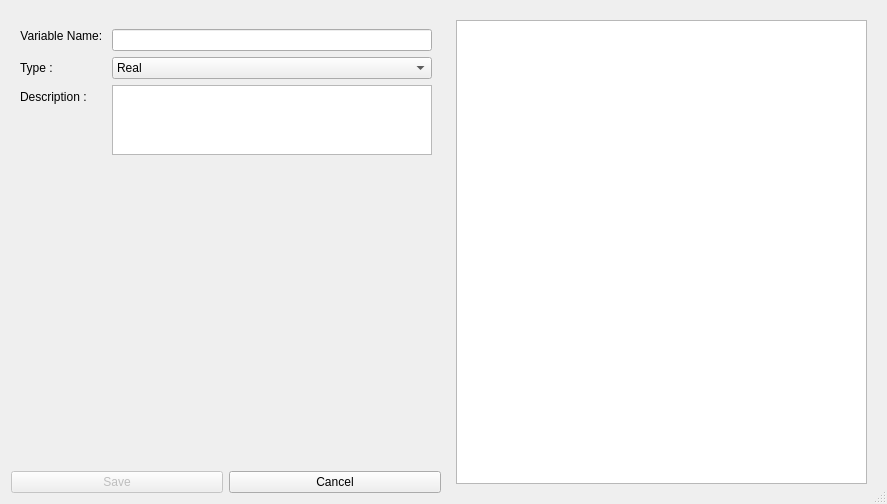
The window that braviz/interaction/qt_guis/new_variable_dialog.ui (diego0020/braviz-app) describes before a commit, drawn with Qt 5.
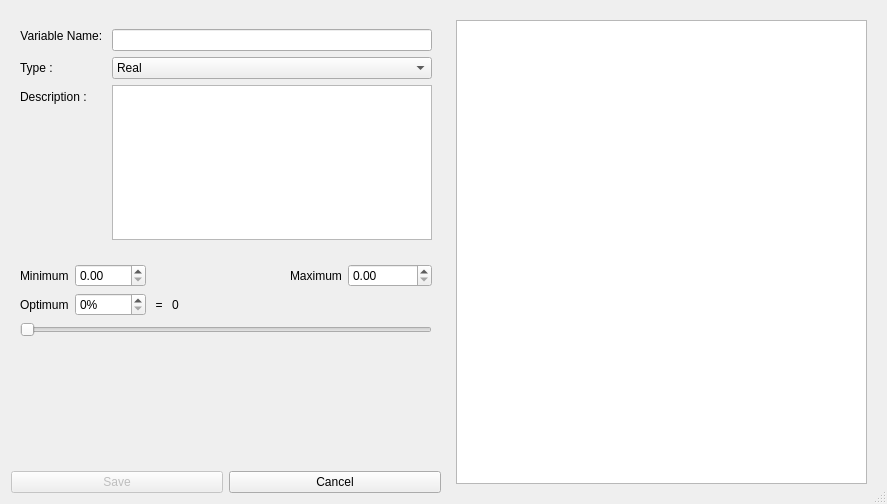
The same window after the commit. The open tabs and pages were chosen to show the change.

Commit message:
big refactor of variable select dialogs. Stop recreating layouts and widgets, insetead use a stack widget with one page for rational details and one page for nominal details.
fixes #76

```diff
--- a/braviz/interaction/qt_guis/new_variable_dialog.ui
+++ b/braviz/interaction/qt_guis/new_variable_dialog.ui
@@ -25,8 +25,8 @@
   <property name="modal">
    <bool>true</bool>
   </property>
-  <layout class="QHBoxLayout" name="horizontalLayout">
-   <item>
+  <layout class="QGridLayout" name="gridLayout">
+   <item row="0" column="0">
     <widget class="QFrame" name="frame">
      <property name="minimumSize">
       <size>
@@ -40,7 +40,7 @@
      <property name="frameShadow">
       <enum>QFrame::Raised</enum>
      </property>
-     <layout class="QVBoxLayout" name="verticalLayout" stretch="1,3,0">
+     <layout class="QVBoxLayout" name="verticalLayout" stretch="1,0,0">
       <property name="leftMargin">
        <number>0</number>
       </property>
@@ -131,7 +131,151 @@
        </widget>
       </item>
       <item>
-       <widget class="QFrame" name="details_frame"/>
+       <widget class="QStackedWidget" name="details_frame">
+        <property name="currentIndex">
+         <number>0</number>
+        </property>
+        <widget class="QWidget" name="nominal_page">
+         <layout class="QHBoxLayout" name="horizontalLayout_3">
+          <item>
+           <widget class="QTableView" name="labels_names_table">
+            <attribute name="horizontalHeaderStretchLastSection">
+             <bool>true</bool>
+            </attribute>
+            <attribute name="verticalHeaderStretchLastSection">
+             <bool>false</bool>
+            </attribute>
+           </widget>
+          </item>
+         </layout>
+        </widget>
+        <widget class="QWidget" name="real_page">
+         <layout class="QGridLayout" name="gridLayout_3">
+          <item row="0" column="0">
+           <widget class="QLabel" name="label_4">
+            <property name="toolTip">
+             <string>Select the expected minimum value for this variable</string>
+            </property>
+            <property name="text">
+             <string>Minimum</string>
+            </property>
+            <property name="buddy">
+             <cstring>minimum_val</cstring>
+            </property>
+           </widget>
+          </item>
+          <item row="0" column="1">
+           <widget class="QDoubleSpinBox" name="minimum_val">
+            <property name="maximum">
+             <double>9999.000000000000000</double>
+            </property>
+           </widget>
+          </item>
+          <item row="0" column="3">
+           <spacer name="horizontalSpacer">
+            <property name="orientation">
+             <enum>Qt::Horizontal</enum>
+            </property>
+            <property name="sizeHint" stdset="0">
+             <size>
+              <width>40</width>
+              <height>20</height>
+             </size>
+            </property>
+           </spacer>
+          </item>
+          <item row="0" column="4">
+           <widget class="QLabel" name="label_5">
+            <property name="toolTip">
+             <string>Select the expected maximum value for this variable</string>
+            </property>
+            <property name="text">
+             <string>Maximum</string>
+            </property>
+            <property name="buddy">
+             <cstring>maximum_val</cstring>
+            </property>
+           </widget>
+          </item>
+          <item row="0" column="5">
+           <widget class="QDoubleSpinBox" name="maximum_val">
+            <property name="maximum">
+             <double>9999999.000000000000000</double>
+            </property>
+           </widget>
+          </item>
+          <item row="1" column="0">
+           <widget class="QLabel" name="label_3">
+            <property name="toolTip">
+             <string>Select the optimal value for this value, the value that would be considered &quot;good&quot;</string>
+            </property>
+            <property name="text">
+             <string>Optimum</string>
+            </property>
+           </widget>
+          </item>
+          <item row="1" column="1">
+           <widget class="QSpinBox" name="optimum_val">
+            <property name="suffix">
+             <string>%</string>
+            </property>
+            <property name="maximum">
+             <number>100</number>
+            </property>
+           </widget>
+          </item>
+          <item row="1" column="2">
+           <widget class="QLabel" name="label_6">
+            <property name="text">
+             <string> = </string>
+            </property>
+            <property name="alignment">
+             <set>Qt::AlignRight|Qt::AlignTrailing|Qt::AlignVCenter</set>
+            </property>
+           </widget>
+          </item>
+          <item row="1" column="3">
+           <widget class="QLabel" name="optimum_real_value">
+            <property name="text">
+             <string>0</string>
+            </property>
+           </widget>
+          </item>
+          <item row="2" column="0" colspan="6">
+           <widget class="QSlider" name="horizontalSlider">
+            <property name="locale">
+             <locale language="English" country="UnitedStates"/>
+            </property>
+            <property name="maximum">
+             <number>100</number>
+            </property>
+            <property name="pageStep">
+             <number>10</number>
+            </property>
+            <property name="orientation">
+             <enum>Qt::Horizontal</enum>
+            </property>
+            <property name="tickPosition">
+             <enum>QSlider::NoTicks</enum>
+            </property>
+           </widget>
+          </item>
+          <item row="3" column="0">
+           <spacer name="verticalSpacer">
+            <property name="orientation">
+             <enum>Qt::Vertical</enum>
+            </property>
+            <property name="sizeHint" stdset="0">
+             <size>
+              <width>20</width>
+              <height>91</height>
+             </size>
+            </property>
+           </spacer>
+          </item>
+         </layout>
+        </widget>
+       </widget>
       </item>
       <item>
        <widget class="QFrame" name="frame_4">
@@ -180,7 +324,7 @@
      </layout>
     </widget>
    </item>
-   <item>
+   <item row="0" column="1">
     <widget class="QFrame" name="values_frame">
      <property name="minimumSize">
       <size>
```
The commit also changes 10 other files.
